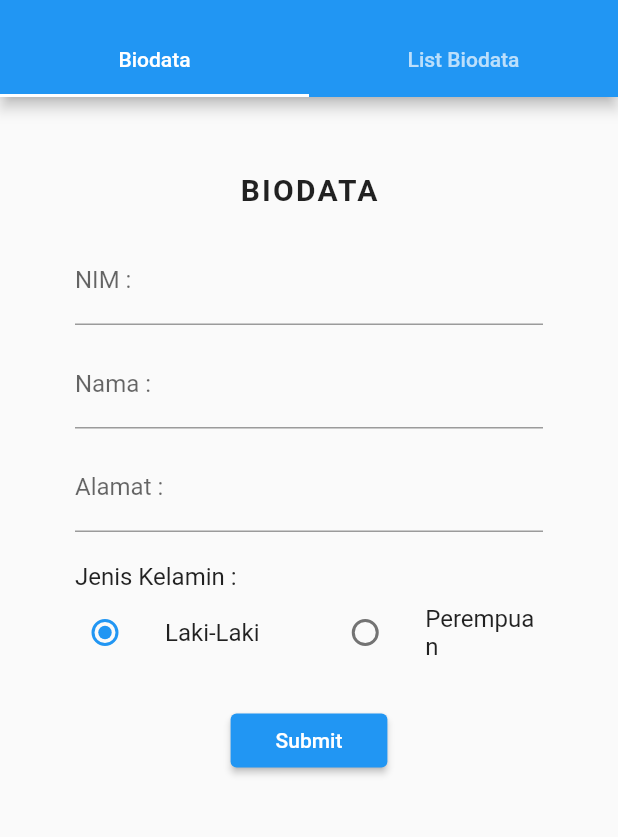
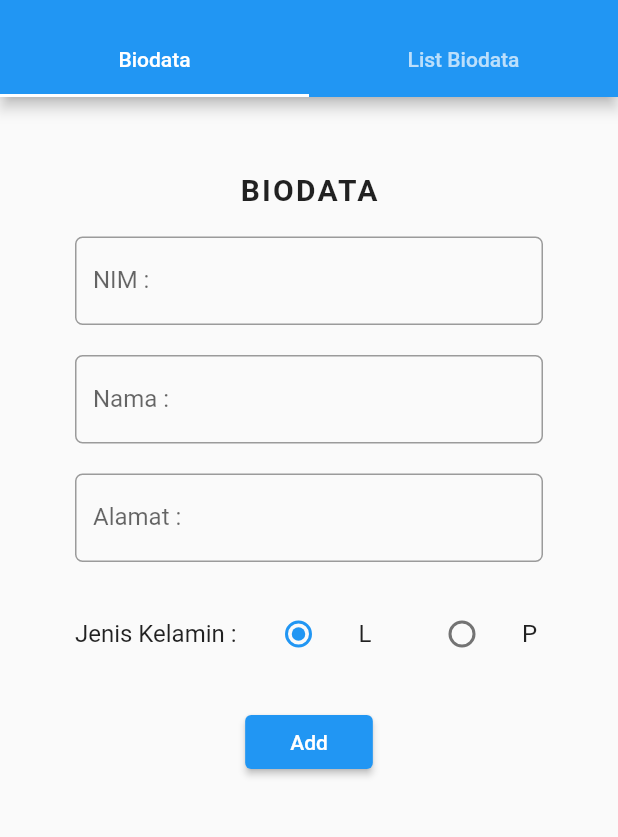
Before and after one commit to Krismawatii/UASSSSSSS_MOBELLLL, a Flutter app: the screen it shows after launch, on a phone screen of 412 x 824 dp, the part 59-896 px from its top. Run offline on Flutter 3.47's test engine with Material 2 defaults, Android fonts, the phone set to English and light mode, and no system bars; our stand-ins replace sqflite; accounts and stored records are empty.

Commit message:
border for textfield

```diff
--- a/lib/database/db_helper.dart
+++ b/lib/database/db_helper.dart
@@ -74,13 +74,13 @@ class DbHelper {
         .delete(tableName, where: '$columnId = ?', whereArgs: [id]);
   }
 
-  Future<List<Item>> getItemList() async {
-    var itemMapList = await select();
-    int count = itemMapList.length;
-    List<Item> itemList = List<Item>();
-    for (int i = 0; i < count; i++) {
-      itemList.add(Item.fromMap(itemMapList[i]));
-    }
-    return itemList;
-  }
+  // Future<List<Item>> getItemList() async {
+  //   var itemMapList = await select();
+  //   int count = itemMapList.length;
+  //   List<Item> itemList = List<Item>();
+  //   for (int i = 0; i < count; i++) {
+  //     itemList.add(Item.fromMap(itemMapList[i]));
+  //   }
+  //   return itemList;
+  // }
 }
--- a/lib/pages/home_page.dart
+++ b/lib/pages/home_page.dart
@@ -59,26 +59,28 @@ class _Homepage extends State<HomePage> {
 
                   Container(
                     child: TextField(
-                        decoration: InputDecoration(label: Text('NIM :')),
+                      decoration: InputDecoration(
+                          label: Text('NIM :'),
+                          border: OutlineInputBorder(
+                              borderRadius: BorderRadius.circular(5.0))),
                       keyboardType: TextInputType.number,
-                        inputFormatters: [
-                          FilteringTextInputFormatter.digitsOnly
-                        ],
+                      inputFormatters: [FilteringTextInputFormatter.digitsOnly],
                       // controller: nim,
                     ),
-                      margin:
-                          const EdgeInsets.only(left: 50, right: 50, top: 20),
-                      border: OutlineInputBorder(
-                          borderRadius: BorderRadius.circular(5.0))),
+                    margin: EdgeInsets.only(left: 50, right: 50, top: 20),
+                  ),
                   // ~~~~~~~~~~~~~~ End of Input NIM ~~~~~~~~~~~~~~~~~~~
 
                   // ~~~~~~~~~~~~~~~~ Input Nama ~~~~~~~~~~~~~~~~
                   Container(
                     child: TextField(
-                      decoration: InputDecoration(label: Text('Nama :')),
+                      decoration: InputDecoration(
+                          label: Text('Nama :'),
+                          border: OutlineInputBorder(
+                              borderRadius: BorderRadius.circular(5.0))),
                       // controller: nama,
                     ),
-                    margin: const EdgeInsets.only(left: 50, right: 50, top: 10),
+                    margin: const EdgeInsets.only(left: 50, right: 50, top: 20),
                     // margin: const EdgeInsets.only(top: 20),,
                   ),
                   // ~~~~~~~~~~~~~~ End of Input Nama ~~~~~~~~~~~~~~~~~~~
@@ -86,32 +88,29 @@ class _Homepage extends State<HomePage> {
                   // ~~~~~~~~~~~~~~~~ Input Alamat ~~~~~~~~~~~~~~~~
                   Container(
                     child: TextField(
-                      decoration: InputDecoration(label: Text('Alamat :')),
+                      decoration: InputDecoration(
+                          label: Text('Alamat :'),
+                          border: OutlineInputBorder(
+                              borderRadius: BorderRadius.circular(5.0))),
                       // controller: alamat,
                     ),
-                    margin: const EdgeInsets.only(left: 50, right: 50, top: 10),
+                    margin: const EdgeInsets.only(left: 50, right: 50, top: 20),
                     // margin: const EdgeInsets.only(top: 20),,
                   ),
                   // ~~~~~~~~~~~~~~ End of Input Alamat ~~~~~~~~~~~~~~~~~~~
 
                   // ~~~~~~~~~~~~~~~~ Radio Button ~~~~~~~~~~~~~~~~
+
                   Container(
-                    child: Row(
-                      children: [
+                    child: Row(children: <Widget>[
                       Expanded(
                           child: Text(
                         'Jenis Kelamin :',
                         style: TextStyle(fontSize: 16),
-                        ))
-                      ],
-                    ),
-                    margin: EdgeInsets.only(left: 50, top: 20),
-                  ),
-                  Container(
-                    child: Row(children: <Widget>[
+                      )),
                       Expanded(
                         child: ListTile(
-                          title: Text('Laki-Laki'),
+                          title: Text('L'),
                           leading: Radio<Gender>(
                             value: Gender.male,
                             groupValue: _gender,
@@ -125,7 +124,7 @@ class _Homepage extends State<HomePage> {
                       ),
                       Expanded(
                         child: ListTile(
-                          title: Text('Perempuan'),
+                          title: Text('P'),
                           leading: Radio<Gender>(
                             value: Gender.female,
                             groupValue: _gender,
@@ -138,12 +137,12 @@ class _Homepage extends State<HomePage> {
                         ),
                       ),
                     ]),
-                    margin: EdgeInsets.only(left: 30, right: 35),
+                    margin: EdgeInsets.only(left: 50, right: 35, top: 20),
                   ),
                   Container(
                       margin: EdgeInsets.only(top: 20),
                       child: ElevatedButton(
-                        child: Text("Submit"),
+                        child: Text("Add"),
                         onPressed: () {
                           // item = Item(
                           //   nimController.toString(),
```
Lines whose indentation alone changed are shown as unchanged.
